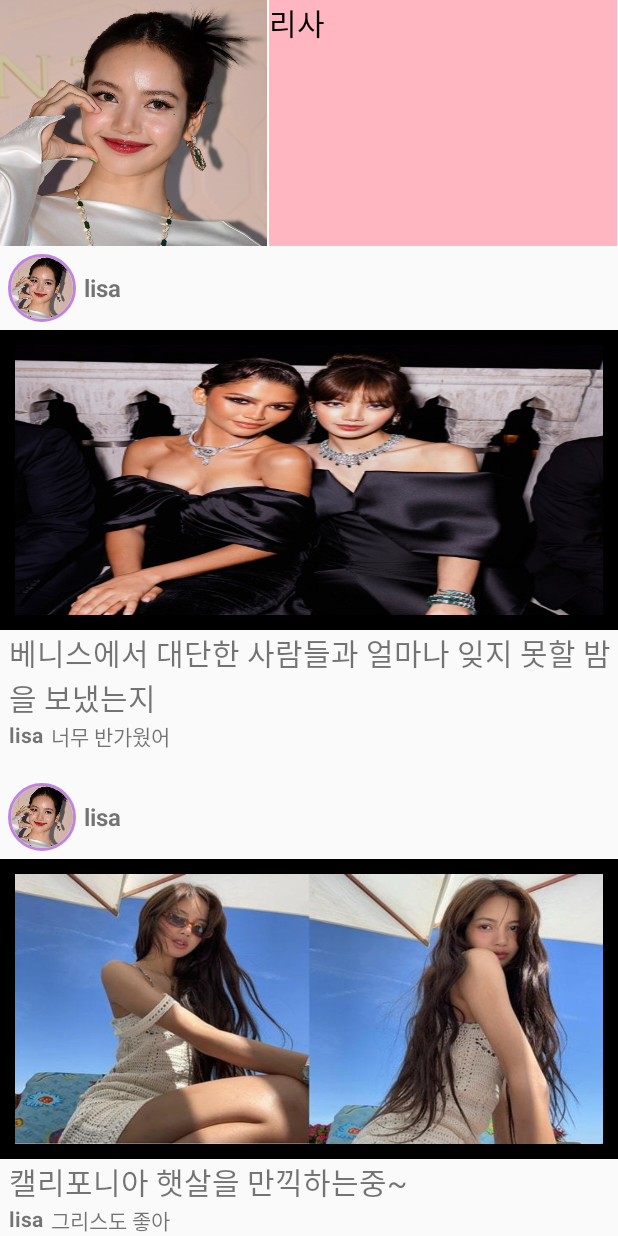
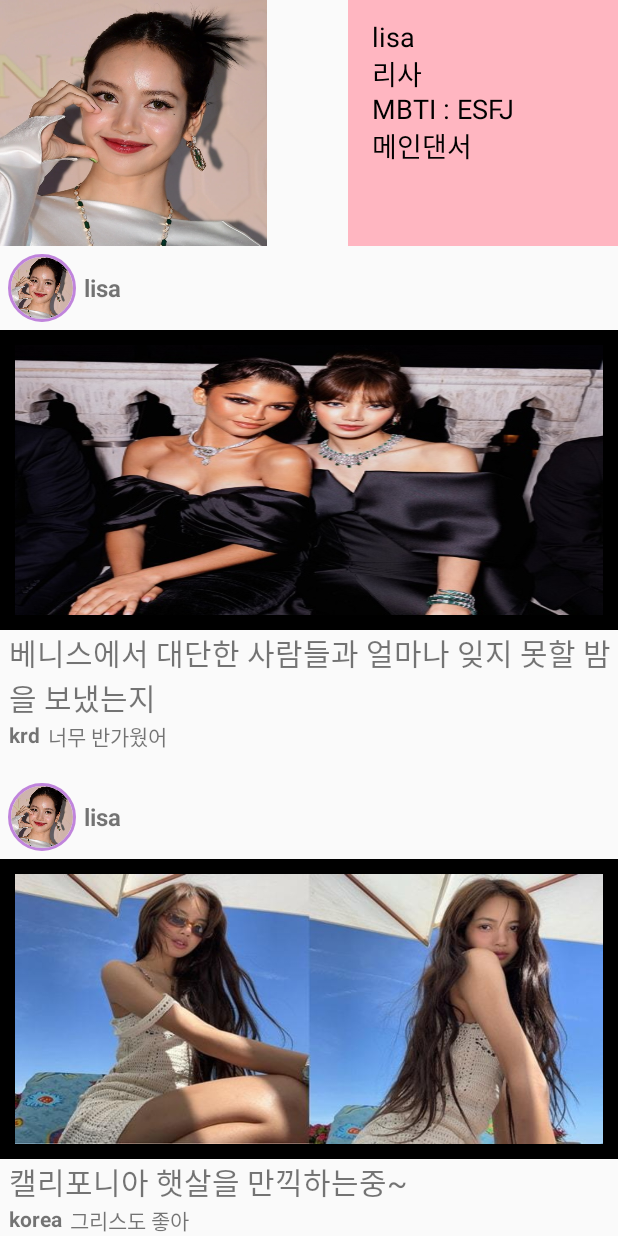
Before and after one commit to hwajiny/TeamProject10, an Android app: the screen it shows after launch (DetailActivity), after a tap on "lisa", on a phone screen of 412 x 824 dp. Run offline under Robolectric (Android 15) with nearby library versions, the phone set to English and light mode, and no system bars; our stand-ins replace CircleImageView; 1 statement that could not run was skipped.

Commit message:
[FIX] : 🔧(dev): 디페일 페이지 프로필 수정

```diff
--- a/app/src/main/java/com/example/teamproject10/DetailActivity.kt
+++ b/app/src/main/java/com/example/teamproject10/DetailActivity.kt
@@ -27,7 +27,12 @@ class DetailActivity : AppCompatActivity() {
         profileImage.setImageResource(detail.profile.image)
 
         val profileName = findViewById<TextView>(R.id.textView1)
-        profileName.setText(detail.profile.nameRes)
+        var des =
+                    getString(detail.profile.id) + "\n" +
+                    getString(detail.profile.nameRes) + "\n" +
+                    getString(R.string.mbti) + " : " + getString(detail.profile.mbtiRes) + "\n" +
+                    getString(detail.profile.descriptionRes)
+        profileName.text = des
 
         val linearLayout = findViewById<LinearLayout>(R.id.layout_content)
 
@@ -46,7 +51,7 @@ class DetailActivity : AppCompatActivity() {
             tvIcon.setText(detail.profile.id)
             imgFeed.setImageResource(feedData.image)
             tvFeed.setText(feedData.feedDescription)
-            idComment.setText(detail.profile.id)
+            idComment.text = feedData.comId
             comment.setText(feedData.comment)
 
             linearLayout.addView(layoutDetailFeedItem)
--- a/app/src/main/java/com/example/teamproject10/data/DetailData.kt
+++ b/app/src/main/java/com/example/teamproject10/data/DetailData.kt
@@ -48,7 +48,7 @@ val roseFeed = ArrayList<FeedData>().apply {
     add(FeedData(R.drawable.rosefeed3, R.string.str_rose_feed3, R.string.str_rose_comment3, "jisu"))
 }
 
-val lisaProfile = ProfileData(R.string.str_lisa_id, R.string.str_lisa_name, R.string.str_lisa_des, R.string.str_lisa_des, R.drawable.ic_lisa)
+val lisaProfile = ProfileData(R.string.str_lisa_id, R.string.str_lisa_name, R.string.str_lisa_des, R.string.str_lisa_mbti, R.drawable.ic_lisa)
 val lisaFeed = ArrayList<FeedData>().apply {
     add(FeedData(R.drawable.lisafeed_min, R.string.str_lisa_feed_min, R.string.str_lisa_comment1, "krd"))
     add(FeedData(R.drawable.lisafeed2, R.string.str_lisa_feed2, R.string.str_lisa_comment2, "korea"))
--- a/app/src/main/res/layout/activity_detail.xml
+++ b/app/src/main/res/layout/activity_detail.xml
@@ -56,13 +56,16 @@
 
     <TextView
         android:id="@+id/textView1"
-        android:layout_width="232dp"
+        android:layout_width="180dp"
         android:layout_height="164dp"
         android:background="#FFB6C1"
         android:text="@string/name"
         android:textColor="#000000"
-        android:textSize="20dp"
+        android:paddingTop="12dp"
+        android:paddingStart="16dp"
+        android:textSize="18dp"
         app:layout_constraintEnd_toEndOf="parent"
+        app:layout_constraintHorizontal_bias="1.0"
         app:layout_constraintStart_toEndOf="@+id/img_jn1"
         app:layout_constraintTop_toTopOf="parent" />
 </androidx.constraintlayout.widget.ConstraintLayout>
--- a/app/src/main/res/values/strings.xml
+++ b/app/src/main/res/values/strings.xml
@@ -94,4 +94,5 @@
     <string name="songInt_L" translatable="false">미니멀하면서도 세련된 감각이 돋보이는 힙합 곡이다. 솔로 아티스트로서 선명하고 화려한 매력을 배가시켰다. </string>
     <string name="songInt_ji" translatable="false">독특한 사운드의 베이스에 미니멀한 편곡이 더해진 중독성 강한 댄스곡 꽃 은 몽환적인 분위기의 타이틀곡이다. </string>
 
+    <string name="mbti" translatable="false">MBTI</string>
 </resources>
```
